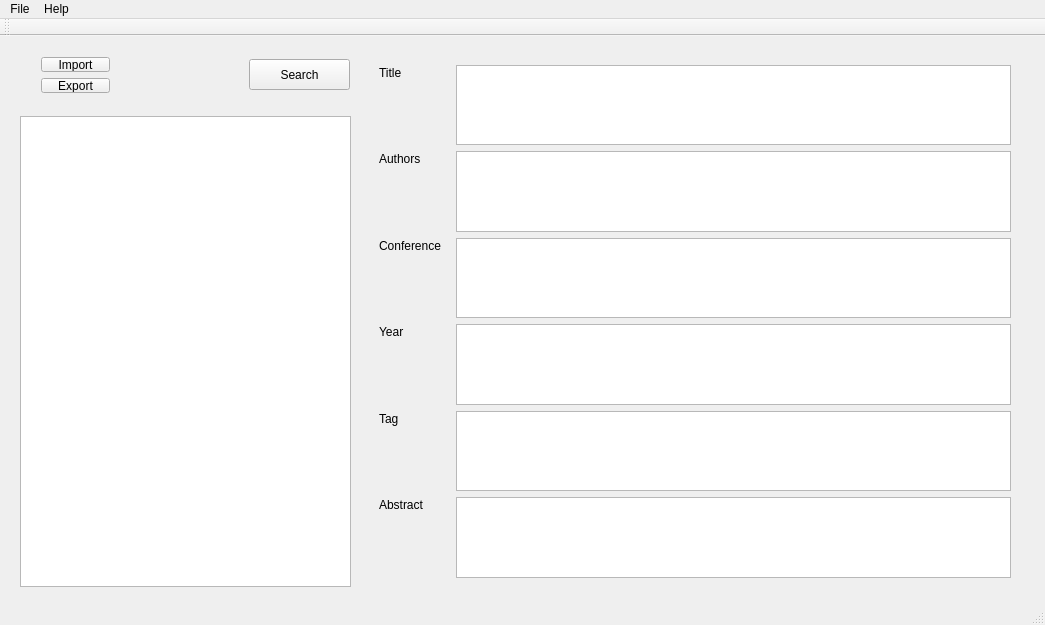
Before: the Qt Designer form mainwindow.ui in yippp/Paper-File-System, drawn with Qt 5.
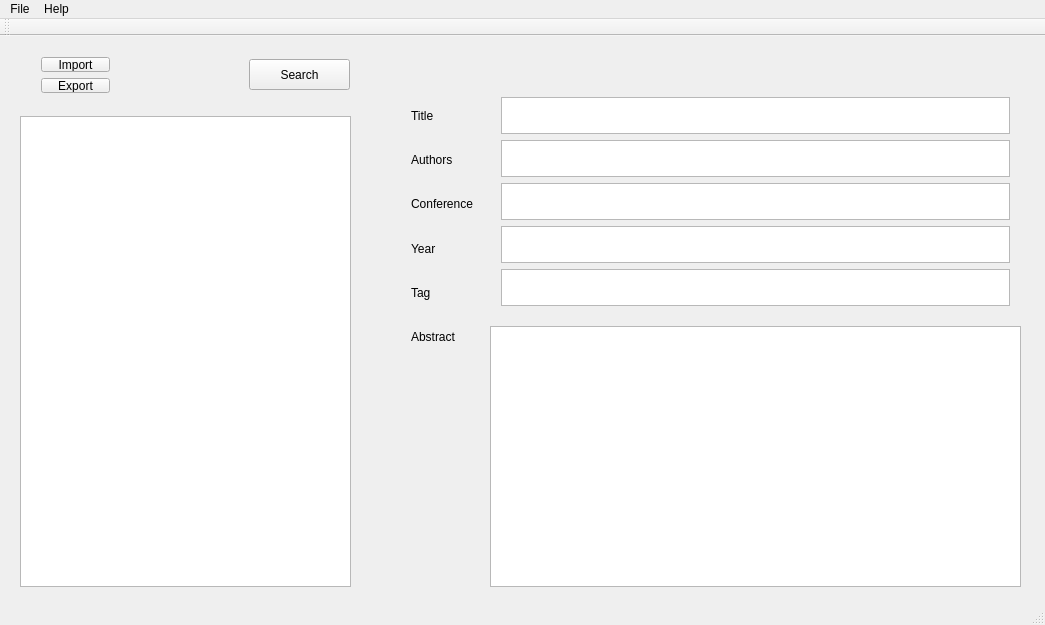
After: the same form once the commit is applied.

Commit message: Visualization Version2

```diff
--- a/mainwindow.ui
+++ b/mainwindow.ui
@@ -14,167 +14,68 @@
    <string>MainWindow</string>
   </property>
   <widget class="QWidget" name="centralWidget">
-   <widget class="QWidget" name="mainText" native="true">
+   <widget class="QFrame" name="mainText">
     <property name="geometry">
      <rect>
-      <x>370</x>
+      <x>390</x>
+      <y>30</y>
+      <width>141</width>
+      <height>331</height>
+     </rect>
+    </property>
+    <widget class="QWidget" name="">
+     <property name="geometry">
+      <rect>
+       <x>10</x>
       <y>20</y>
-      <width>650</width>
-      <height>531</height>
-     </rect>
-    </property>
+       <width>121</width>
+       <height>281</height>
+      </rect>
+     </property>
+     <layout class="QVBoxLayout" name="verticalLayout_2">
+      <item>
     <widget class="QLabel" name="tileLabel">
-     <property name="geometry">
-      <rect>
-       <x>9</x>
-       <y>9</y>
-       <width>27</width>
-       <height>16</height>
-      </rect>
-     </property>
      <property name="text">
       <string>Title</string>
      </property>
     </widget>
-    <widget class="QTextEdit" name="titleText">
-     <property name="geometry">
-      <rect>
-       <x>86</x>
-       <y>9</y>
-       <width>555</width>
-       <height>80</height>
-      </rect>
-     </property>
-     <property name="minimumSize">
-      <size>
-       <width>0</width>
-       <height>70</height>
-      </size>
-     </property>
-     <property name="sizeAdjustPolicy">
-      <enum>QAbstractScrollArea::AdjustToContentsOnFirstShow</enum>
-     </property>
-    </widget>
+      </item>
+      <item>
     <widget class="QLabel" name="authorLabel">
-     <property name="geometry">
-      <rect>
-       <x>9</x>
-       <y>95</y>
-       <width>48</width>
-       <height>16</height>
-      </rect>
-     </property>
      <property name="text">
       <string>Authors</string>
      </property>
     </widget>
-    <widget class="QTextEdit" name="authorText">
-     <property name="geometry">
-      <rect>
-       <x>86</x>
-       <y>95</y>
-       <width>555</width>
-       <height>81</height>
-      </rect>
-     </property>
-    </widget>
+      </item>
+      <item>
     <widget class="QLabel" name="journelLabel">
-     <property name="geometry">
-      <rect>
-       <x>9</x>
-       <y>182</y>
-       <width>71</width>
-       <height>16</height>
-      </rect>
-     </property>
      <property name="text">
       <string>Conference</string>
      </property>
     </widget>
-    <widget class="QTextEdit" name="journelText">
-     <property name="geometry">
-      <rect>
-       <x>86</x>
-       <y>182</y>
-       <width>555</width>
-       <height>80</height>
-      </rect>
-     </property>
-    </widget>
+      </item>
+      <item>
     <widget class="QLabel" name="dateLabel">
-     <property name="geometry">
-      <rect>
-       <x>9</x>
-       <y>268</y>
-       <width>28</width>
-       <height>16</height>
-      </rect>
-     </property>
      <property name="text">
       <string>Year</string>
      </property>
     </widget>
-    <widget class="QTextEdit" name="dateText">
-     <property name="geometry">
-      <rect>
-       <x>86</x>
-       <y>268</y>
-       <width>555</width>
-       <height>81</height>
-      </rect>
-     </property>
-    </widget>
+      </item>
+      <item>
     <widget class="QLabel" name="tagLabel">
-     <property name="geometry">
-      <rect>
-       <x>9</x>
-       <y>355</y>
-       <width>24</width>
-       <height>16</height>
-      </rect>
-     </property>
      <property name="text">
       <string>Tag</string>
      </property>
     </widget>
-    <widget class="QTextEdit" name="tagText">
-     <property name="geometry">
-      <rect>
-       <x>86</x>
-       <y>355</y>
-       <width>555</width>
-       <height>80</height>
-      </rect>
-     </property>
-    </widget>
+      </item>
+      <item>
     <widget class="QLabel" name="abstractLable">
-     <property name="geometry">
-      <rect>
-       <x>9</x>
-       <y>441</y>
-       <width>52</width>
-       <height>16</height>
-      </rect>
-     </property>
      <property name="text">
       <string>Abstract</string>
      </property>
     </widget>
-    <widget class="QTextEdit" name="abstractText">
-     <property name="geometry">
-      <rect>
-       <x>86</x>
-       <y>441</y>
-       <width>555</width>
-       <height>81</height>
-      </rect>
-     </property>
-     <property name="sizeAdjustPolicy">
-      <enum>QAbstractScrollArea::AdjustToContents</enum>
-     </property>
-     <property name="tabStopWidth">
-      <number>100</number>
-     </property>
+      </item>
+     </layout>
     </widget>
    </widget>
    <widget class="QListWidget" name="listWidget">
@@ -230,6 +131,49 @@
      <string>Search</string>
     </property>
    </widget>
+   <widget class="QTextEdit" name="abstractText">
+    <property name="geometry">
+     <rect>
+      <x>490</x>
+      <y>290</y>
+      <width>531</width>
+      <height>261</height>
+     </rect>
+    </property>
+    <property name="sizeAdjustPolicy">
+     <enum>QAbstractScrollArea::AdjustToContents</enum>
+    </property>
+    <property name="tabStopWidth">
+     <number>100</number>
+    </property>
+   </widget>
+   <widget class="QWidget" name="">
+    <property name="geometry">
+     <rect>
+      <x>490</x>
+      <y>50</y>
+      <width>531</width>
+      <height>231</height>
+     </rect>
+    </property>
+    <layout class="QVBoxLayout" name="verticalLayout_3">
+     <item>
+      <widget class="QTextEdit" name="titleText"/>
+     </item>
+     <item>
+      <widget class="QTextEdit" name="authorText"/>
+     </item>
+     <item>
+      <widget class="QTextEdit" name="dateText"/>
+     </item>
+     <item>
+      <widget class="QTextEdit" name="journelText"/>
+     </item>
+     <item>
+      <widget class="QTextEdit" name="tagText"/>
+     </item>
+    </layout>
+   </widget>
    <zorder>layoutWidget</zorder>
    <zorder>mainText</zorder>
    <zorder>listWidget</zorder>
```
Left out of the diff: 3 changed lines with no effect on the pictures. Lines whose indentation alone changed are shown as unchanged. The commit also changes 1 other file.
